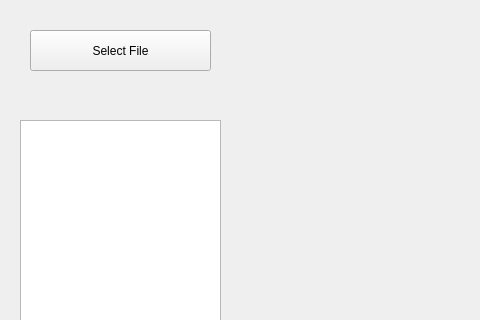
Before: the Qt Designer form mainwindow.ui in shadeslide12/Ci_Monitor, drawn with Qt 5; both pictures show x 0 to 480 and y 0 to 320 of the 800 by 600 pixel window.
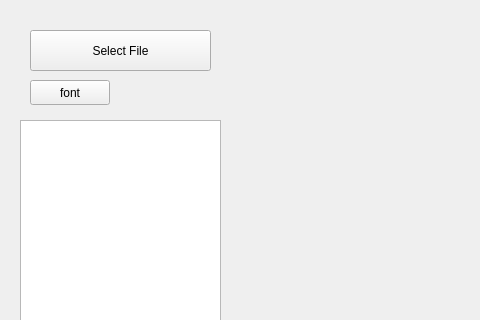
After: the same form once the commit is applied.

Commit message: add some function like font and others

The edit to the form file:
```diff
--- a/mainwindow.ui
+++ b/mainwindow.ui
@@ -51,6 +51,19 @@
     </property>
     <layout class="QVBoxLayout" name="Layout_Plot"/>
    </widget>
+   <widget class="QPushButton" name="Button_Font">
+    <property name="geometry">
+     <rect>
+      <x>30</x>
+      <y>80</y>
+      <width>80</width>
+      <height>25</height>
+     </rect>
+    </property>
+    <property name="text">
+     <string>font</string>
+    </property>
+   </widget>
   </widget>
  </widget>
  <resources/>
```
The commit also changes 6 other files.
